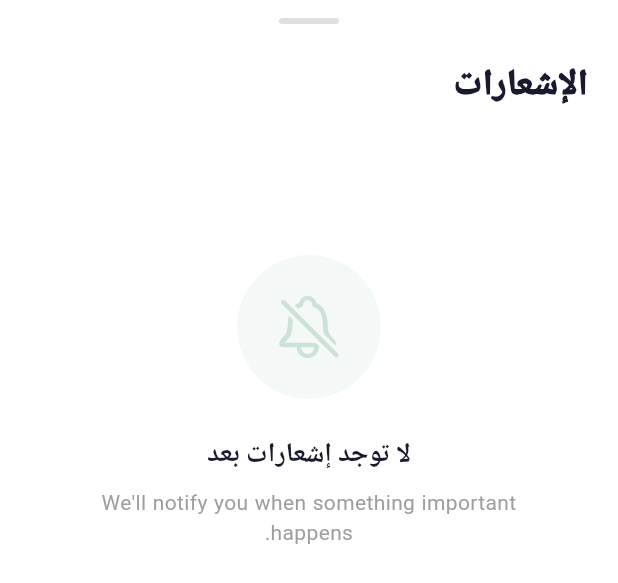
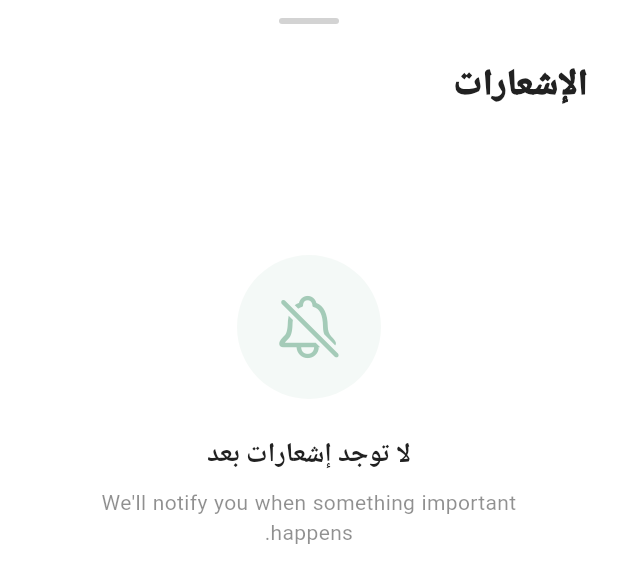
Before and after one commit to Zineddine-Rebbouh/anti_food_waste_app, a Flutter app: the NotificationPanel widget shown alone on an empty page, opened directly, on a phone screen of 412 x 824 dp. Shown: the top 583 px of the screen. Run offline on Flutter 3.47's test engine with Material 3 defaults, Android fonts, the phone set to English and light mode, and no system bars; our stand-ins replace animate_do, cached_network_image, dio, equatable, firebase_auth, firebase_core and 18 more; missing offline and left inert: google_maps_flutter_android, google_maps_flutter_platform_interface, mobile_scanner; accounts and stored records are empty; generated files the repository leaves out were written again; network calls fail; Roboto replaces fonts that are missing (Tajawal).

Commit message:
feat: implement push notification system and notification panel UI

```diff
--- a/lib/shared/widgets/notification_panel.dart
+++ b/lib/shared/widgets/notification_panel.dart
@@ -13,18 +13,20 @@ class NotificationPanel extends StatelessWidget {
   const NotificationPanel({super.key});
 
   static const Color forestGreen = AppTheme.primary;
-  static const Color accentBeige = Colors.white;
-  static const Color textNavy = Color(0xFF1A1A2E);
 
   @override
   Widget build(BuildContext context) {
     final l10n = AppLocalizations.of(context)!;
+    final colorScheme = Theme.of(context).colorScheme;
+    final backgroundColor = colorScheme.surface;
+    final textColor = colorScheme.onSurface;
+    final handleColor = colorScheme.onSurface.withOpacity(0.2);
 
     return Container(
       height: MediaQuery.of(context).size.height * 0.95,
-      decoration: const BoxDecoration(
-        color: accentBeige,
-        borderRadius: BorderRadius.vertical(top: Radius.circular(40)),
+      decoration: BoxDecoration(
+        color: backgroundColor,
+        borderRadius: const BorderRadius.vertical(top: Radius.circular(40)),
       ),
       child: Column(
           mainAxisSize: MainAxisSize.max,
@@ -34,11 +36,12 @@ class NotificationPanel extends StatelessWidget {
             width: 40,
             height: 4,
             decoration: BoxDecoration(
-              color: Colors.grey[300],
+              color: handleColor,
               borderRadius: BorderRadius.circular(2),
             ),
           ),
-          BlocBuilder<NotificationsCubit, NotificationsState>(
+          Expanded(
+            child: BlocBuilder<NotificationsCubit, NotificationsState>(
               builder: (context, state) {
                 var unreadCount = 0;
                 var notifications = <AppNotification>[];
@@ -61,10 +64,10 @@ class NotificationPanel extends StatelessWidget {
                             children: [
                               Text(
                                 l10n.notifications,
-                              style: const TextStyle(
+                                style: TextStyle(
                                   fontSize: 24,
                                   fontWeight: FontWeight.w900,
-                                color: textNavy,
+                                  color: textColor,
                                   letterSpacing: -0.5,
                                 ),
                               ),
@@ -108,7 +111,7 @@ class NotificationPanel extends StatelessWidget {
                               child: Center(child: CircularProgressIndicator(color: forestGreen)),
                             )
                           : notifications.isEmpty
-                            ? _buildEmptyState(l10n)
+                              ? _buildEmptyState(context, l10n)
                               : ListView.separated(
                                   physics: const BouncingScrollPhysics(),
                                   padding: const EdgeInsets.fromLTRB(20, 0, 20, 32),
@@ -128,12 +131,14 @@ class NotificationPanel extends StatelessWidget {
                 );
               },
             ),
+          ),
         ],
       ),
     );
   }
 
-  Widget _buildEmptyState(AppLocalizations l10n) {
+  Widget _buildEmptyState(BuildContext context, AppLocalizations l10n) {
+    final textColor = Theme.of(context).colorScheme.onSurface;
     return Padding(
       padding: const EdgeInsets.symmetric(vertical: 80, horizontal: 40),
       child: Column(
@@ -144,18 +149,18 @@ class NotificationPanel extends StatelessWidget {
               color: forestGreen.withOpacity(0.05),
               shape: BoxShape.circle,
             ),
-            child: Icon(CupertinoIcons.bell_slash, size: 48, color: forestGreen.withOpacity(0.2)),
+            child: Icon(CupertinoIcons.bell_slash, size: 48, color: forestGreen.withOpacity(0.4)),
           ),
           const SizedBox(height: 24),
           Text(
             l10n.no_notifications,
-            style: const TextStyle(color: textNavy, fontSize: 18, fontWeight: FontWeight.w800),
+            style: TextStyle(color: textColor, fontSize: 18, fontWeight: FontWeight.w800),
           ),
           const SizedBox(height: 8),
           Text(
             "We'll notify you when something important happens.",
             textAlign: TextAlign.center,
-            style: TextStyle(color: Colors.grey[500], fontSize: 14, height: 1.5),
+            style: TextStyle(color: textColor.withOpacity(0.5), fontSize: 14, height: 1.5),
           ),
         ],
       ),
@@ -163,22 +168,26 @@ class NotificationPanel extends StatelessWidget {
   }
 
   Widget _buildNotificationItem(BuildContext context, AppNotification notification) {
+    final colorScheme = Theme.of(context).colorScheme;
+    final cardColor = colorScheme.surfaceContainerHighest;
+    final titleColor = colorScheme.onSurface;
+    final bodyColor = colorScheme.onSurface.withOpacity(0.55);
     return InkWell(
       onTap: () => context.read<NotificationsCubit>().markAsRead(notification.id),
       borderRadius: BorderRadius.circular(24),
       child: Container(
         padding: const EdgeInsets.all(16),
         decoration: BoxDecoration(
-          color: Colors.white,
+          color: cardColor,
           borderRadius: BorderRadius.circular(24),
           boxShadow: [
             BoxShadow(
-              color: Colors.black.withOpacity(0.02),
+              color: Colors.black.withOpacity(0.04),
               blurRadius: 10,
               offset: const Offset(0, 4),
             ),
           ],
-          border: notification.isRead ? null : Border.all(color: forestGreen.withOpacity(0.1), width: 1.5),
+          border: notification.isRead ? null : Border.all(color: forestGreen.withOpacity(0.3), width: 1.5),
         ),
         child: Row(
           crossAxisAlignment: CrossAxisAlignment.start,
@@ -186,7 +195,7 @@ class NotificationPanel extends StatelessWidget {
             Container(
               padding: const EdgeInsets.all(10),
               decoration: BoxDecoration(
-                color: forestGreen.withOpacity(0.08),
+                color: forestGreen.withOpacity(0.12),
                 shape: BoxShape.circle,
               ),
               child: const Icon(CupertinoIcons.bell_fill, color: forestGreen, size: 20),
@@ -205,7 +214,7 @@ class NotificationPanel extends StatelessWidget {
                           style: TextStyle(
                             fontSize: 15,
                             fontWeight: notification.isRead ? FontWeight.w700 : FontWeight.w900,
-                            color: textNavy,
+                            color: titleColor,
                           ),
                         ),
                       ),
@@ -225,7 +234,7 @@ class NotificationPanel extends StatelessWidget {
                     notification.body,
                     style: TextStyle(
                       fontSize: 14,
-                      color: Colors.grey[600],
+                      color: bodyColor,
                       height: 1.4,
                       fontWeight: FontWeight.w500,
                     ),
```
Also changed, not shown: 2 other files. Lines whose indentation alone changed are shown as unchanged.
